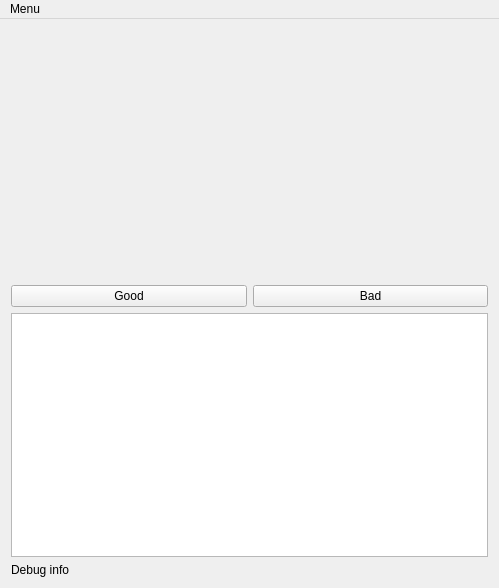
Qt form src/HuggleLite/mainwindow.ui (huggle/huggle-lite) before a commit.
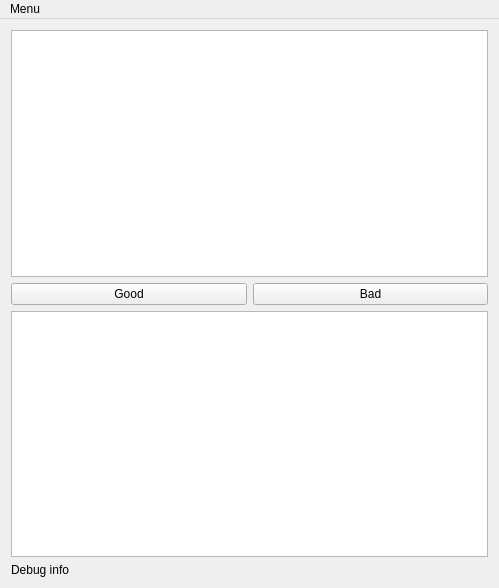
The same form after that commit.

Commit message: display some test edit on start

Patch:
```diff
--- a/src/HuggleLite/mainwindow.ui
+++ b/src/HuggleLite/mainwindow.ui
@@ -16,17 +16,11 @@
   <widget class="QWidget" name="centralWidget">
    <layout class="QVBoxLayout" name="verticalLayout">
     <item>
-     <spacer name="verticalSpacer">
-      <property name="orientation">
-       <enum>Qt::Vertical</enum>
+     <widget class="QTextEdit" name="diffView">
+      <property name="readOnly">
+       <bool>true</bool>
       </property>
-      <property name="sizeHint" stdset="0">
-       <size>
-        <width>20</width>
-        <height>255</height>
-       </size>
-      </property>
-     </spacer>
+     </widget>
     </item>
     <item>
      <layout class="QHBoxLayout" name="horizontalLayout">
```
The commit also changes 6 other files.
